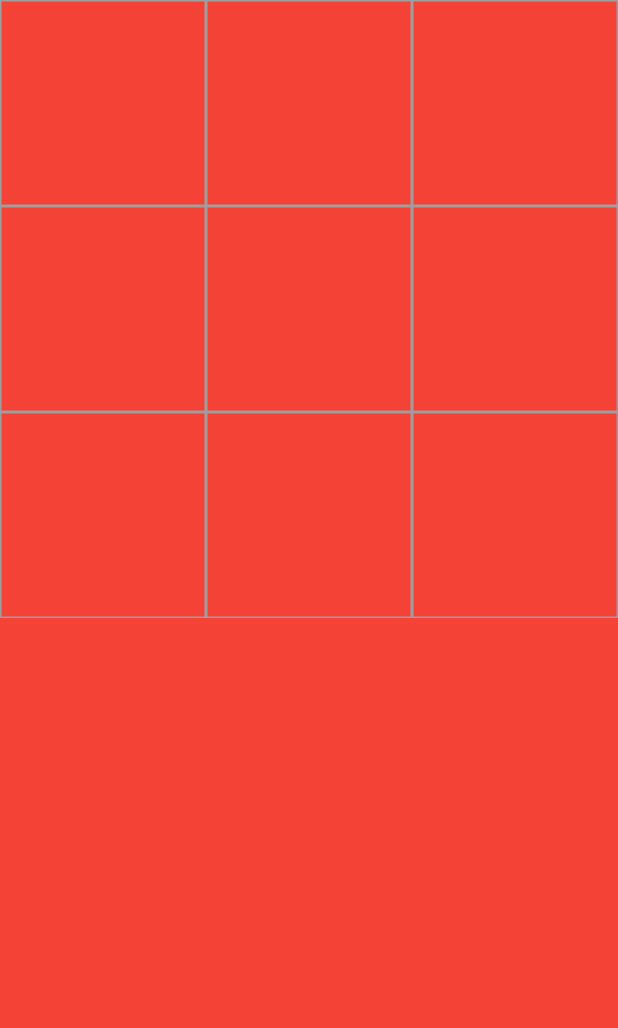
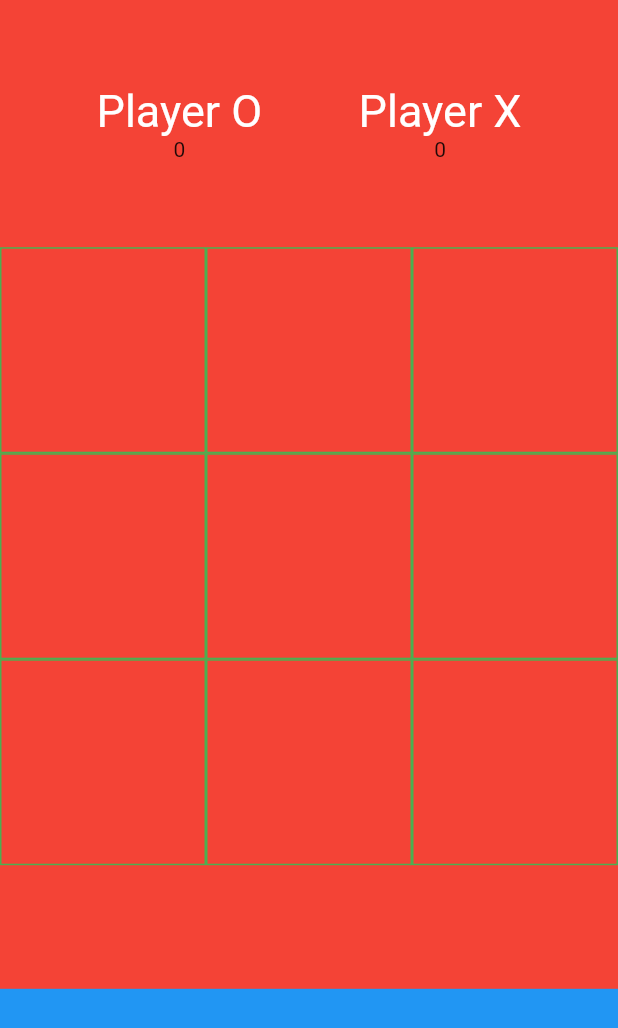
Before and after one commit to exu-s/tictactoe, a Flutter app: the screen it shows after launch, on a phone screen of 412 x 824 dp. Shown: the top 1028 px of the screen. Run offline on Flutter 3.47's test engine with Material 2 defaults, Android fonts, the phone set to English and light mode, and no system bars.

Commit message:
show player score

```diff
--- a/lib/home_page.dart
+++ b/lib/home_page.dart
@@ -1,4 +1,4 @@
-// ignore_for_file: prefer_interpolation_to_compose_strings
+// ignore_for_file: prefer_interpolation_to_compose_strings, prefer_const_literals_to_create_immutables
 
 import 'package:flutter/material.dart';
 
@@ -24,11 +24,51 @@ class _HomePageState extends State<HomePage> {
     '',
   ];
 
+  var myTextStyl = const TextStyle(color: Colors.white, fontSize: 30);
+
+  int oScore = 0;
+  int xScore = 0;
+
   @override
   Widget build(BuildContext context) {
     return Scaffold(
       backgroundColor: Colors.red,
-      body: GridView.builder(
+      body: Column(
+        children: [
+          Expanded(
+            child: Row(
+              mainAxisAlignment: MainAxisAlignment.spaceEvenly,
+              children: [
+                Column(
+                  mainAxisAlignment: MainAxisAlignment.center,
+                  children: [
+                    Text(
+                      'Player O',
+                      style: myTextStyl,
+                    ),
+                    Text(
+                      oScore.toString(),
+                    ),
+                  ],
+                ),
+                Column(
+                  mainAxisAlignment: MainAxisAlignment.center,
+                  children: [
+                    Text(
+                      'Player X',
+                      style: myTextStyl,
+                    ),
+                    Text(
+                      xScore.toString(),
+                    ),
+                  ],
+                )
+              ],
+            ),
+          ),
+          Expanded(
+            flex: 3,
+            child: GridView.builder(
               itemCount: 9,
               gridDelegate: const SliverGridDelegateWithFixedCrossAxisCount(
                   crossAxisCount: 3),
@@ -38,25 +78,43 @@ class _HomePageState extends State<HomePage> {
                     _tapped(index);
                   },
                   child: Container(
-                decoration:
-                    BoxDecoration(border: Border.all(color: Colors.grey)),
+                    decoration: BoxDecoration(
+                      border: Border.all(
+                        color: Colors.green,
+                      ),
+                    ),
                     child: Center(
-                  child: Text(
+                      child: display[index] == 'X'
+                          ? Text(
                               display[index],
-                    style: const TextStyle(color: Colors.white, fontSize: 35),
+                              style: const TextStyle(
+                                  color: Colors.white, fontSize: 35),
+                            )
+                          : Text(
+                              display[index],
+                              style: const TextStyle(
+                                  color: Colors.black, fontSize: 35),
                             ),
                     ),
                   ),
                 );
-          }),
+              },
+            ),
+          ),
+          Expanded(
+              child: Container(
+            color: Colors.blue,
+          ))
+        ],
+      ),
     );
   }
 
   void _tapped(int index) {
     setState(() {
-      if (oTurn) {
+      if (oTurn && display[index] == '' || display[index] == 'O') {
         display[index] = 'O';
-      } else {
+      } else if (!oTurn && display[index] == '' || display[index] == 'X') {
         display[index] = 'X';
       }
 
@@ -138,5 +196,11 @@ class _HomePageState extends State<HomePage> {
             title: Text('WINNER IS: ' + W),
           );
         });
+
+    if (W == 'O') {
+      oScore += 1;
+    } else if (W == 'X') {
+      xScore += 1;
     }
   }
+}
--- a/pubspec.yaml
+++ b/pubspec.yaml
@@ -3,7 +3,7 @@ description: A new Flutter project.
 
 # The following line prevents the package from being accidentally published to
 # pub.dev using `flutter pub publish`. This is preferred for private packages.
-publish_to: 'none' # Remove this line if you wish to publish to pub.dev
+publish_to: "none" # Remove this line if you wish to publish to pub.dev
 
 # The following defines the version and build number for your application.
 # A version number is three numbers separated by dots, like 1.2.43
@@ -30,7 +30,6 @@ dependencies:
   flutter:
     sdk: flutter
 
-
   # The following adds the Cupertino Icons font to your application.
   # Use with the CupertinoIcons class for iOS style icons.
   cupertino_icons: ^1.0.2
@@ -51,7 +50,6 @@ dev_dependencies:
 
 # The following section is specific to Flutter packages.
 flutter:
-
   # The following line ensures that the Material Icons font is
   # included with your application, so that you can use the icons in
   # the material Icons class.
```
Lines whose indentation alone changed are shown as unchanged.
